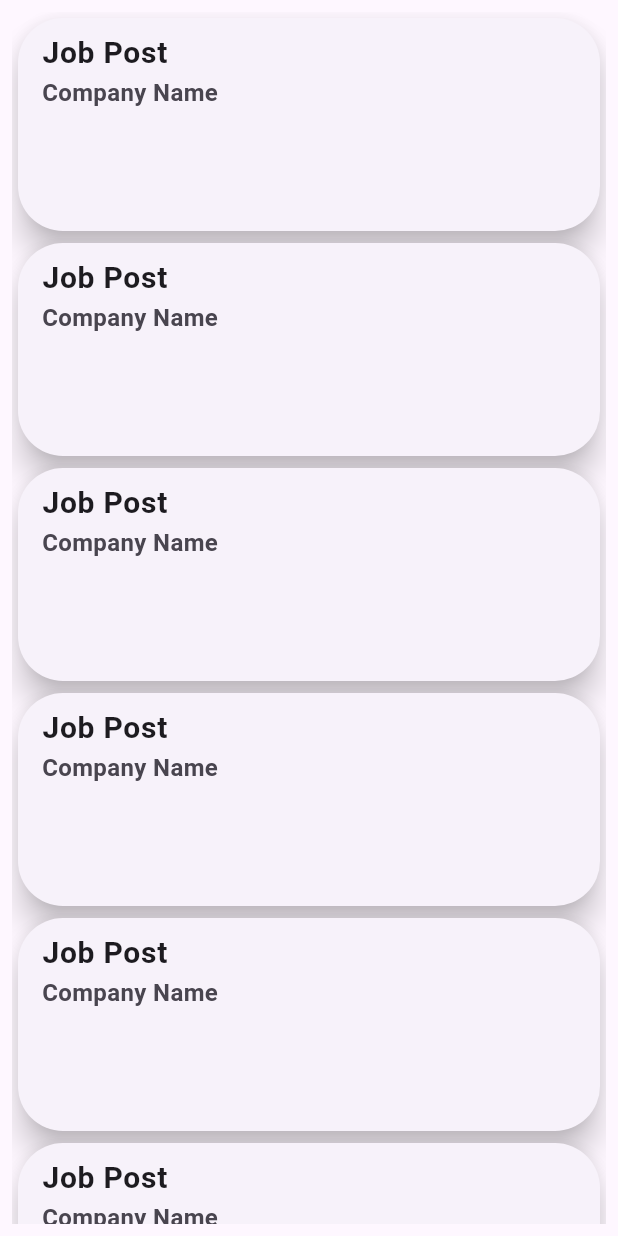
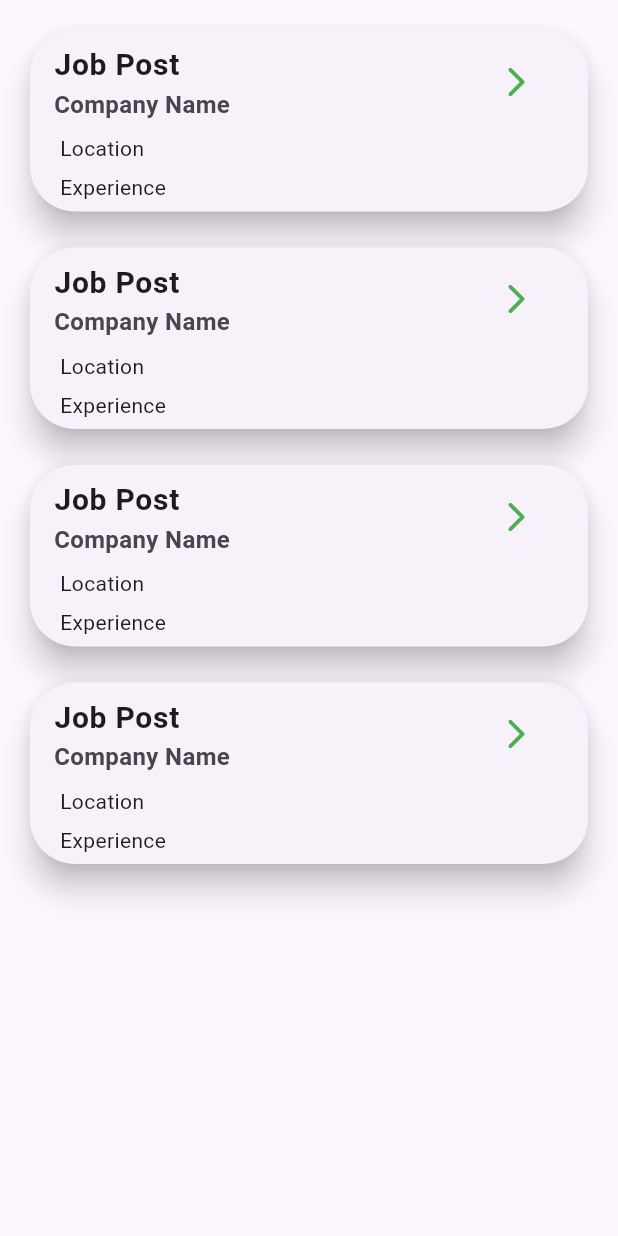
Before and after one commit to ayshafaida/placement, a Flutter app: the viewjobs screen opened directly, on a phone screen of 412 x 824 dp. Run offline on Flutter 3.47's test engine with Material 3 defaults, Android fonts, the phone set to English and light mode, and no system bars.

Commit message:
added job specifications

```diff
--- a/lib/main.dart
+++ b/lib/main.dart
@@ -1,5 +1,6 @@
 import 'package:final_project/homepage.dart';
 import 'package:final_project/signup.dart';
+import 'package:final_project/viewjobs.dart';
 import 'package:flutter/material.dart';
 
 void main() {
@@ -14,8 +15,8 @@ class MyApp extends StatelessWidget {
   Widget build(BuildContext context) {
     return MaterialApp(
       debugShowCheckedModeBanner: false,
-      home:Login(),
-      // home:myprofile(),
+      // home:Login(),
+      home:viewjobs(),
     );
   }
 }
--- a/lib/signup.dart
+++ b/lib/signup.dart
@@ -12,7 +12,7 @@ class _SignupState extends State<Signup> {
   String radioButtonItem = 'ONE';
   String department = 'BA.English';
   int id = 1;
-  List<String> dept = ['BA.English', 'BA.Sociology', 'BSc.Computer Science'];
+  List<String> dept = ['BA.English', 'BA.Sociology', 'BSc.Computer Science','BSc.Chemistry','BSc.Psychology','B.Com(Finance)','B.com(CA)','BBA'];
   @override
   Widget build(BuildContext context) {
     return Scaffold(
--- a/lib/viewjobs.dart
+++ b/lib/viewjobs.dart
@@ -14,16 +14,20 @@ class _viewjobsState extends State<viewjobs> {
       body: Padding(
   padding: const EdgeInsets.all(8.0),
   child: ListView.builder(
-    itemCount: 50,
+    itemCount: 4,
     itemBuilder: (context,index) {
-      return Container(
-        height: 150,
+      return Padding(
+        padding: const EdgeInsets.all(8.0),
         child: Card(
           elevation: 9,
           shape: RoundedRectangleBorder(
             borderRadius: BorderRadius.all(Radius.circular(30)),
           ),
-          child: ListTile(
+          child: Column(
+            mainAxisAlignment: MainAxisAlignment.start,
+            crossAxisAlignment: CrossAxisAlignment.start,
+            children: [
+              ListTile(
                 dense: false,
                 title: Text(
                   "Job Post",
@@ -33,6 +37,23 @@ class _viewjobsState extends State<viewjobs> {
                   "Company Name",
                   style: TextStyle(fontWeight: FontWeight.bold, fontSize: 16),
                 ),
+                 trailing:IconButton(
+                icon: const Icon(Icons.arrow_forward_ios_rounded),
+                color: Colors.green,
+                onPressed: () {},
+              ),
+              ),
+              Padding(
+                padding: const EdgeInsets.only(left: 20),
+                child: Text("Location",textAlign:TextAlign.start,),
+              ),
+              SizedBox(height: 6,),
+              Padding(
+                padding: const EdgeInsets.only(left: 20),
+                child: Text("Experience",textAlign:TextAlign.start,),
+              ),
+              SizedBox(height: 6,),
+            ],
           ),
         ),
       );
```
Lines whose indentation alone changed are shown as unchanged.
